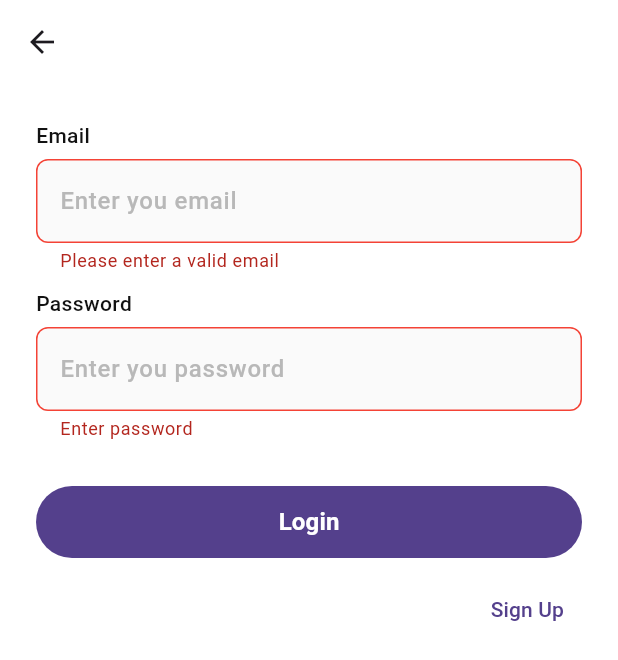
After one commit to SalohiddinSayfiddinov/guruh2, a Flutter app: the LoginPage screen opened directly, after a tap on "Login", on a phone screen of 412 x 824 dp. The commit adds this screen. Shown: the top 660 px of the screen. Run offline on Flutter 3.47's test engine with Material 3 defaults, Android fonts, the phone set to English and light mode, and no system bars; our stand-ins replace flutter_bloc, flutter_svg, google_fonts, google_maps_flutter, pinput, shared_preferences and 1 more; accounts and stored records are empty; network calls fail.

Commit message:
implemented login and categories

```diff
--- /dev/null
+++ b/lib/core/constants/api.dart
@@ -0,0 +1,6 @@
+class Api {
+  Api._();
+  static const String baseUrl = 'https://fastapi-books-app.onrender.com';
+
+  static const String categories = '/categories';
+}
--- /dev/null
+++ b/lib/core/widgets/app_snack_bar.dart
@@ -0,0 +1,13 @@
+import 'package:flutter/material.dart';
+
+class AppSnackBar {
+  static show(BuildContext context, String message,
+      {Color color = Colors.red}) {
+    ScaffoldMessenger.of(context).showSnackBar(
+      SnackBar(
+        content: Text(message),
+        backgroundColor: color,
+      ),
+    );
+  }
+}
--- a/lib/presentation/auth/presentation/cubit/auth_cubit.dart
+++ b/lib/presentation/auth/presentation/cubit/auth_cubit.dart
@@ -24,4 +24,14 @@ class AuthCubit extends Cubit<AuthState> {
       emit(AuthError(e.toString()));
     }
   }
+
+  Future<void> login(String email, String password) async {
+    emit(const AuthLoading());
+    try {
+      final result = await AuthRepo().login(email, password);
+      emit(AuthSuccess(result));
+    } catch (e) {
+      emit(AuthError(e.toString()));
+    }
+  }
 }
--- /dev/null
+++ b/lib/presentation/auth/presentation/view/login_page.dart
@@ -0,0 +1,128 @@
+import 'package:flutter/material.dart';
+import 'package:flutter_bloc/flutter_bloc.dart';
+import 'package:guruh2/core/constants/app_colors.dart';
+import 'package:guruh2/core/widgets/app_snack_bar.dart';
+import 'package:guruh2/presentation/auth/presentation/cubit/auth_cubit.dart';
+import 'package:guruh2/presentation/auth/presentation/cubit/auth_state.dart';
+import 'package:guruh2/presentation/auth/presentation/view/sign_up_page.dart';
+import 'package:guruh2/presentation/home/view/home_page.dart';
+import 'package:guruh2/widgets/my_buttons.dart';
+
+class LoginPage extends StatefulWidget {
+  const LoginPage({super.key});
+
+  @override
+  State<LoginPage> createState() => _LoginPageState();
+}
+
+class _LoginPageState extends State<LoginPage> {
+  final TextEditingController _emailController = TextEditingController();
+  final TextEditingController _passwordController = TextEditingController();
+  final GlobalKey<FormState> _formKey = GlobalKey<FormState>();
+
+  @override
+  void dispose() {
+    _emailController.dispose();
+    _passwordController.dispose();
+    super.dispose();
+  }
+
+  @override
+  Widget build(BuildContext context) {
+    return Scaffold(
+      appBar: AppBar(),
+      body: Form(
+        key: _formKey,
+        child: SingleChildScrollView(
+          child: Padding(
+            padding: const EdgeInsets.all(24.0),
+            child: Column(
+              spacing: 10.0,
+              children: [
+                AppTextFieldWithTitle(
+                  title: 'Email',
+                  controller: _emailController,
+                  hintText: 'Enter you email',
+                  validator: (value) {
+                    if (!RegExp(r'^[\w-\.]+@([\w-]+\.)+[\w-]{2,4}$')
+                        .hasMatch(value!)) {
+                      return "Please enter a valid email";
+                    }
+                    return null;
+                  },
+                ),
+                AppTextFieldWithTitle(
+                  title: 'Password',
+                  controller: _passwordController,
+                  hintText: 'Enter you password',
+                  validator: (value) {
+                    if (value != null) {
+                      if (value.isEmpty) {
+                        return 'Enter password';
+                      }
+                    }
+                    return null;
+                  },
+                ),
+                const SizedBox(height: 10.0),
+                BlocConsumer<AuthCubit, AuthState>(
+                  listener: (context, state) {
+                    if (state is AuthError) {
+                      AppSnackBar.show(context, state.error);
+                    } else if (state is AuthSuccess) {
+                      Navigator.push(
+                        context,
+                        MaterialPageRoute(
+                          builder: (context) => const HomePage(),
+                        ),
+                      );
+                    }
+                  },
+                  builder: (context, state) {
+                    return PrimaryButton(
+                      radius: 48.0,
+                      height: 48.0,
+                      onPressed: state is AuthLoading
+                          ? null
+                          : () {
+                              if (_formKey.currentState?.validate() ?? false) {
+                                context.read<AuthCubit>().login(
+                                      _emailController.text.trim(),
+                                      _passwordController.text.trim(),
+                                    );
+                              }
+                            },
+                      title: state is AuthLoading ? 'Loading...' : 'Login',
+                    );
+                  },
+                ),
+                Row(
+                  mainAxisAlignment: MainAxisAlignment.end,
+                  children: [
+                    TextButton(
+                      onPressed: () {
+                        Navigator.push(
+                          context,
+                          MaterialPageRoute(
+                            builder: (context) => BlocProvider(
+                              create: (context) => AuthCubit(),
+                              child: const SignUpPage(),
+                            ),
+                          ),
+                        );
+                      },
+                      style: TextButton.styleFrom(
+                        foregroundColor: AppColors.primary500,
+                      ),
+                      child: const Text('Sign Up'),
+                    ),
+                  ],
+                ),
+              ],
+            ),
+          ),
+        ),
+      ),
+    );
+  }
+}
--- /dev/null
+++ b/lib/presentation/home/cubit/category_state.dart
@@ -0,0 +1,23 @@
+import 'package:guruh2/presentation/home/data/models/category_model.dart';
+
+abstract class CategoryState {
+  const CategoryState();
+}
+
+class CategoryInit extends CategoryState {
+  const CategoryInit();
+}
+
+class CategoryLoading extends CategoryState {
+  const CategoryLoading();
+}
+
+class CategoryLoaded extends CategoryState {
+  final List<CategoryModel> categories;
+  const CategoryLoaded({required this.categories});
+}
+
+class CategoryError extends CategoryState {
+  final String error;
+  const CategoryError({required this.error});
+}
--- a/pubspec.yaml
+++ b/pubspec.yaml
@@ -46,6 +46,8 @@ dependencies:
   smooth_page_indicator: ^1.2.1
   pinput: ^5.0.1
   carousel_slider: ^5.1.1
+  google_maps_flutter: ^2.12.3
+  shared_preferences: ^2.5.3
 
 
 
```
Also changed, not shown: lib/main.dart (+7 -5 lines), lib/presentation/auth/data/repository/auth_repo.dart (+32 -5 lines), lib/presentation/auth/presentation/view/sign_up_page.dart (+2 -6 lines), lib/presentation/auth/presentation/view/verification_email.dart (+8 -6 lines), lib/presentation/home/cubit/category_cubit.dart (added, +17 -0 lines), lib/presentation/home/data/models/category_model.dart (added, +13 -0 lines), lib/presentation/home/data/repo/category_repo.dart (added, +28 -0 lines), lib/presentation/home/view/home_page.dart (+46 -32 lines), lib/presentation/maps_page.dart (added, +55 -0 lines), pubspec.lock, 6 other files.
